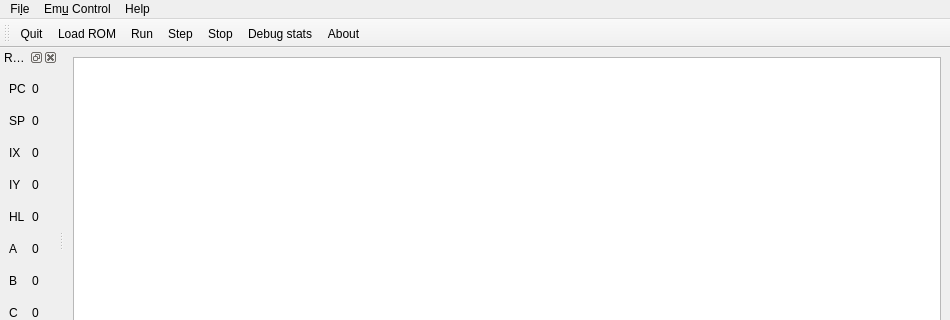
Old version of the form ui/main_window.ui in the repository electrified/cpuqt; both pictures show x 0 to 950 and y 0 to 320 of the 950 by 688 pixel window.
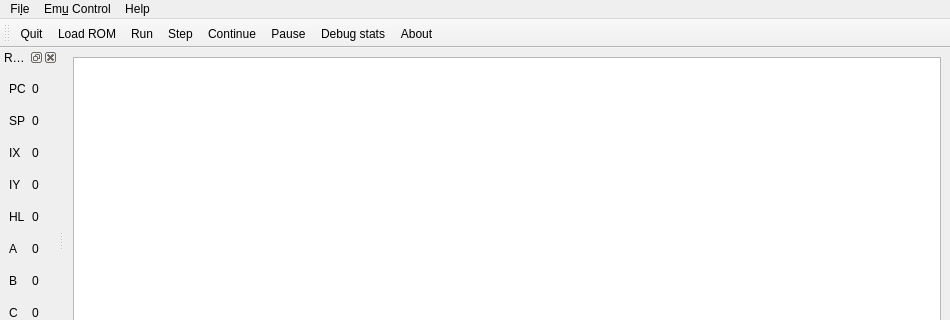
New version of the form.

```diff
--- a/ui/main_window.ui
+++ b/ui/main_window.ui
@@ -267,6 +267,7 @@
    <addaction name="actionLoad_ROM"/>
    <addaction name="actionRun"/>
    <addaction name="actionStep"/>
+   <addaction name="actionContinue"/>
    <addaction name="actionStop"/>
    <addaction name="actionDebug_stats"/>
    <addaction name="actionAbout"/>
@@ -293,7 +294,7 @@
   </action>
   <action name="actionStop">
    <property name="text">
-    <string>&amp;Stop</string>
+    <string>&amp;Pause</string>
    </property>
   </action>
   <action name="actionReset">
@@ -311,6 +312,11 @@
     <string>Debug stats</string>
    </property>
   </action>
+  <action name="actionContinue">
+   <property name="text">
+    <string>Continue</string>
+   </property>
+  </action>
  </widget>
  <resources/>
  <connections>
```
Left out of the diff: 17 changed lines with no effect on the pictures.
